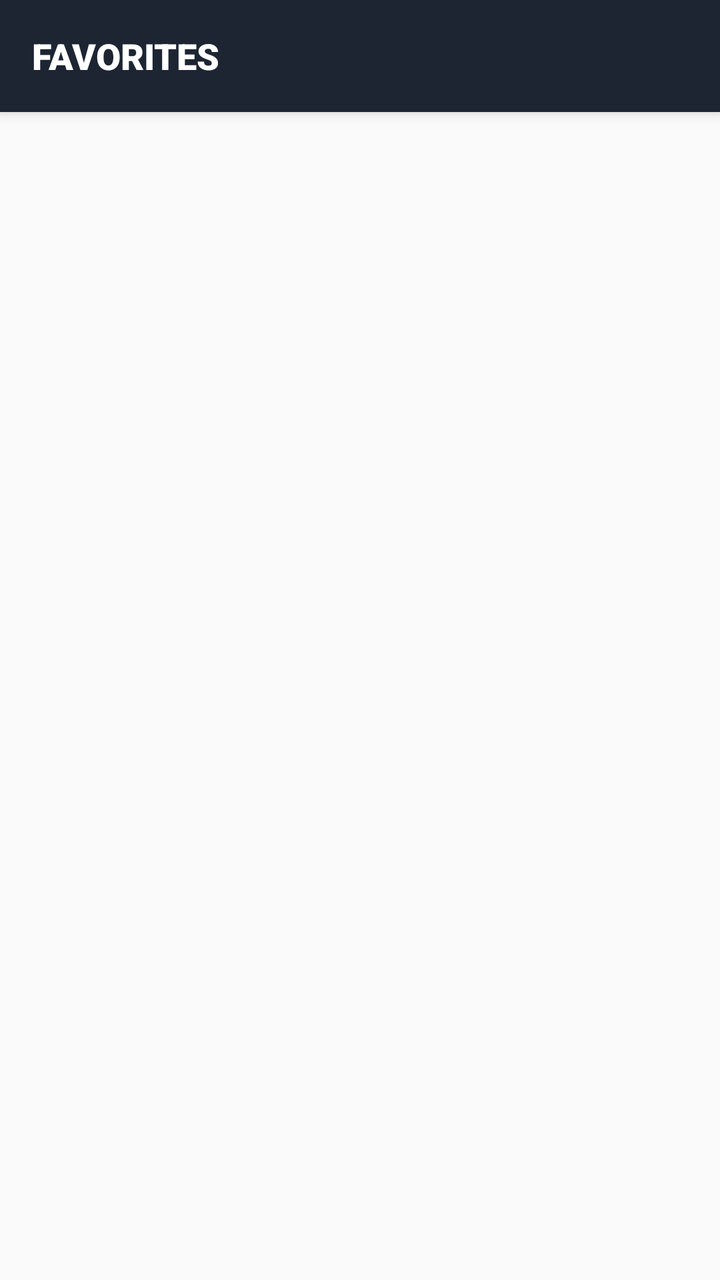
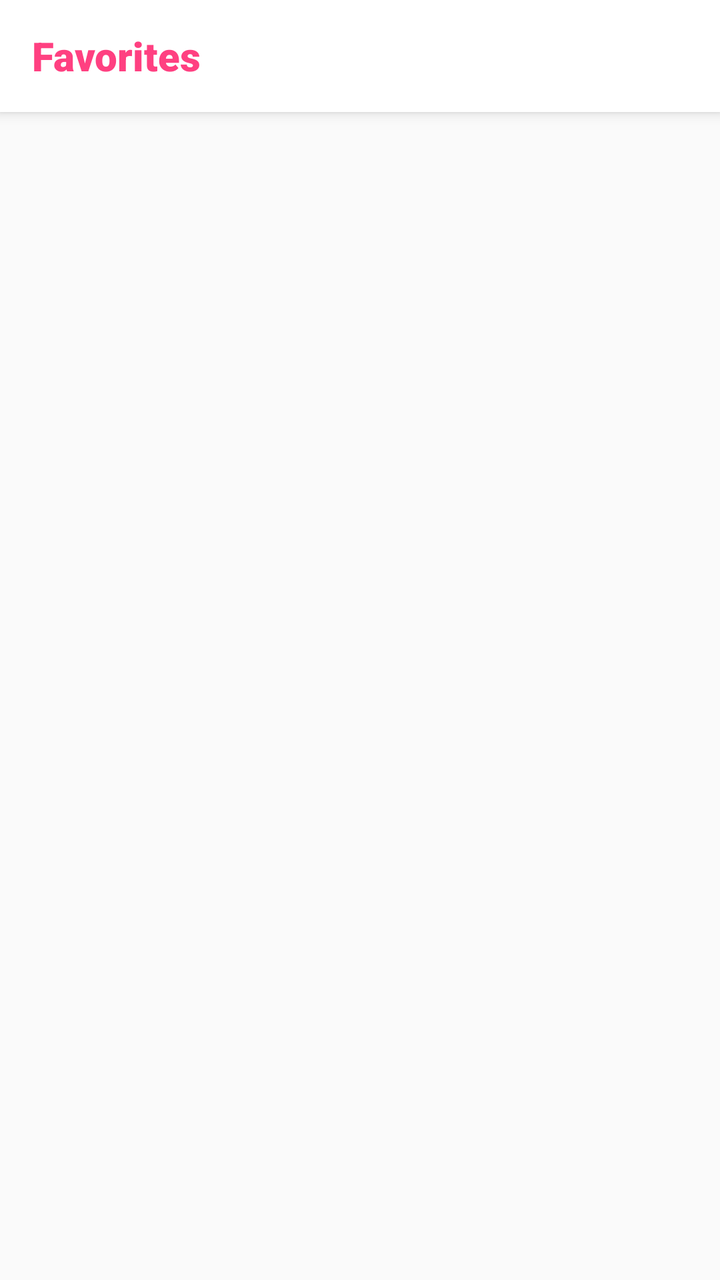

Compare the two renders of this Android layout. The source of the first and the diff that turns it into the second are given below.
<!-- AndroidManifest.xml: application theme AppTheme -->
<!-- res/layout/fragment_favorites.xml -->
<?xml version="1.0" encoding="utf-8"?>
<androidx.coordinatorlayout.widget.CoordinatorLayout xmlns:android="http://schemas.android.com/apk/res/android"
    xmlns:app="http://schemas.android.com/apk/res-auto"
    xmlns:tools="http://schemas.android.com/tools"
    android:id="@+id/favoritesRootLayout"
    android:layout_width="match_parent"
    android:layout_height="match_parent">

    <com.google.android.material.appbar.AppBarLayout
        android:id="@+id/favoritesAppBarLayout"
        android:layout_width="match_parent"
        android:layout_height="?android:actionBarSize"
        app:layout_constraintTop_toTopOf="parent"
        android:elevation="@dimen/appBarElevation">

        <androidx.appcompat.widget.Toolbar
            android:id="@+id/favoritesToolbar"
            android:layout_width="match_parent"
            android:layout_height="wrap_content"
            app:layout_scrollFlags="scroll|enterAlways"
            app:theme="@style/Toolbar">

            <TextView
                android:id="@+id/mainTitleText"
                android:layout_width="wrap_content"
                android:layout_height="wrap_content"
                android:textAllCaps="true"
                android:fontFamily="sans-serif-black"
                android:textColor="@android:color/white"
                android:textSize="18sp"
                android:text="@string/favorites"/>

        </androidx.appcompat.widget.Toolbar>

    </com.google.android.material.appbar.AppBarLayout>

    <FrameLayout
        android:layout_width="match_parent"
        android:layout_height="match_parent"
        app:layout_behavior="com.google.android.material.appbar.AppBarLayout$ScrollingViewBehavior">

        <androidx.recyclerview.widget.RecyclerView
            android:id="@+id/favoritesRecycler"
            android:layout_width="match_parent"
            android:layout_height="match_parent"
            android:paddingTop="@dimen/recyclerPaddingTop"
            android:paddingBottom="@dimen/recyclerPaddingTop"
            android:clipToPadding="false"
            tools:listitem="@layout/item_photo"/>

        <FrameLayout
            android:id="@+id/favoritesEmptyLayout"
            android:layout_width="wrap_content"
            android:layout_height="wrap_content"
            android:orientation="vertical"
            android:layout_gravity="center"
            android:visibility="gone">

            <ImageView
                android:layout_width="wrap_content"
                android:layout_height="wrap_content"
                android:src="@drawable/ic_favorite_placeholder_96dp"
                android:contentDescription="@string/cn_favorite_icon"/>

        </FrameLayout>

    </FrameLayout>

</androidx.coordinatorlayout.widget.CoordinatorLayout>
<!-- res/layout/item_photo.xml (included above) -->
<?xml version="1.0" encoding="utf-8"?>
<com.github.sikv.photos.ui.custom.SquareCardView xmlns:android="http://schemas.android.com/apk/res/android"
    xmlns:app="http://schemas.android.com/apk/res-auto"
    xmlns:tools="http://schemas.android.com/tools"
    android:layout_width="match_parent"
    android:layout_height="wrap_content"
    android:layout_marginTop="6dp"
    android:layout_marginStart="6dp"
    android:layout_marginEnd="6dp"
    android:layout_marginBottom="6dp"
    app:cardCornerRadius="@dimen/photoCornerRadius"
    app:cardElevation="8dp"
    app:cardBackgroundColor="@color/colorPlaceholder"
    android:focusable="true"
    android:clickable="true"
    android:transitionName="@string/transition_photo"
    android:foreground="?selectableItemBackgroundBorderless"
    tools:targetApi="lollipop">

    <ImageView
        android:id="@+id/itemPhotoImage"
        android:layout_width="match_parent"
        android:layout_height="match_parent"
        android:scaleType="centerCrop"
        android:contentDescription="@string/cn_photo"/>

</com.github.sikv.photos.ui.custom.SquareCardView>
<!-- resources referenced by this layout -->
<resources>
  <color name="colorPlaceholder">#1D2533</color>
  <dimen name="appBarElevation">16dp</dimen>
  <dimen name="photoCornerRadius">12dp</dimen>
  <dimen name="recyclerPaddingTop">4dp</dimen>
  <!-- drawable ic_favorite_placeholder_96dp (drawable) -->
  <vector android:height="96dp" android:tint="@color/colorPlaceholder"
      android:viewportHeight="24.0" android:viewportWidth="24.0"
      android:width="96dp" xmlns:android="http://schemas.android.com/apk/res/android">
      <path android:fillColor="@color/colorPlaceholder" android:pathData="M12,21.35l-1.45,-1.32C5.4,15.36 2,12.28 2,8.5 2,5.42 4.42,3 7.5,3c1.74,0 3.41,0.81 4.5,2.09C13.09,3.81 14.76,3 16.5,3 19.58,3 22,5.42 22,8.5c0,3.78 -3.4,6.86 -8.55,11.54L12,21.35z"/>
  </vector>
  <string name="cn_favorite_icon">Favorite icon</string>
  <string name="cn_photo">Photo</string>
  <string name="favorites">Favorites</string>
  <string name="transition_photo">Transition Photo</string>
  <style name="Toolbar">
          <item name="colorControlNormal">@android:color/white</item>
      </style>
  <style name="AppTheme" parent="Theme.AppCompat.Light.NoActionBar">
          <item name="colorPrimary">@color/colorPrimary</item>
          <item name="colorPrimaryDark">@color/colorPrimaryDark</item>
          <item name="colorAccent">@color/colorAccent</item>
      </style>
  <color name="colorPrimary">#1D2533</color>
  <color name="colorPrimaryDark">#1D2533</color>
  <color name="colorAccent">#FF4081</color>
</resources>

<!-- the commit's change to res/layout/fragment_favorites.xml (unified diff, before → after) -->
@@ -21,14 +21,10 @@
             app:theme="@style/Toolbar">
 
             <TextView
-                android:id="@+id/mainTitleText"
                 android:layout_width="wrap_content"
                 android:layout_height="wrap_content"
-                android:textAllCaps="true"
-                android:fontFamily="sans-serif-black"
-                android:textColor="@android:color/white"
-                android:textSize="18sp"
-                android:text="@string/favorites"/>
+                android:text="@string/favorites"
+                style="@style/ToolbarTitle"/>
 
         </androidx.appcompat.widget.Toolbar>
 
<!-- resource entries referenced after the edit -->
@@ -17,13 +17,23 @@
   <style name="Toolbar">
           <item name="colorControlNormal">@android:color/white</item>
       </style>
-  <style name="AppTheme" parent="Theme.AppCompat.Light.NoActionBar">
+  <style name="ToolbarTitle">
+          <item name="android:fontFamily">sans-serif-black</item>
+          <item name="android:textColor">@color/colorTitleText</item>
+          <item name="android:textSize">20sp</item>
+      </style>
+  <style name="AppTheme" parent="Theme.AppCompat.DayNight.NoActionBar">
           <item name="colorPrimary">@color/colorPrimary</item>
           <item name="colorPrimaryDark">@color/colorPrimaryDark</item>
           <item name="colorAccent">@color/colorAccent</item>
+          <item name="android:windowLightStatusBar">true</item>
+          <item name="android:windowLightNavigationBar">true</item>
+          <item name="android:navigationBarColor">@color/colorNavigationBar</item>
       </style>
-  <color name="colorPrimary">#1D2533</color>
-  <color name="colorPrimaryDark">#1D2533</color>
+  <color name="colorTitleText">@color/colorAccent</color>
+  <color name="colorPrimary">#FFFFFF</color>
+  <color name="colorPrimaryDark">#FFFFFF</color>
   <color name="colorAccent">#FF4081</color>
+  <color name="colorNavigationBar">@color/colorPrimaryDark</color>
 </resources>
 
